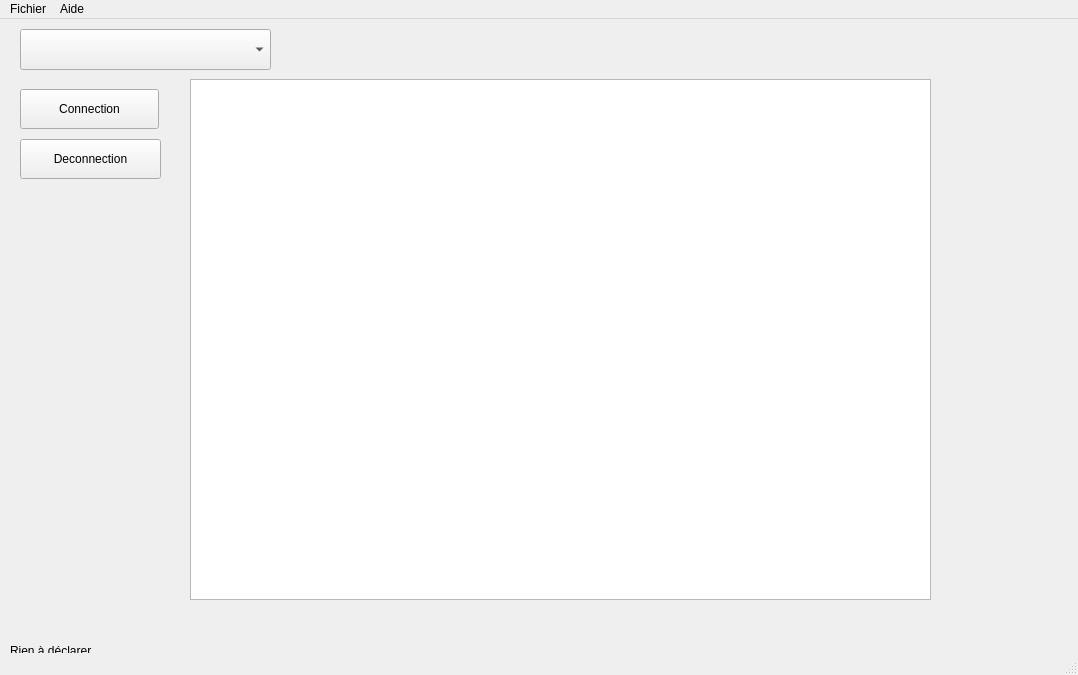
Old version of the form umlo.ui in the repository surfzoid/umlo.
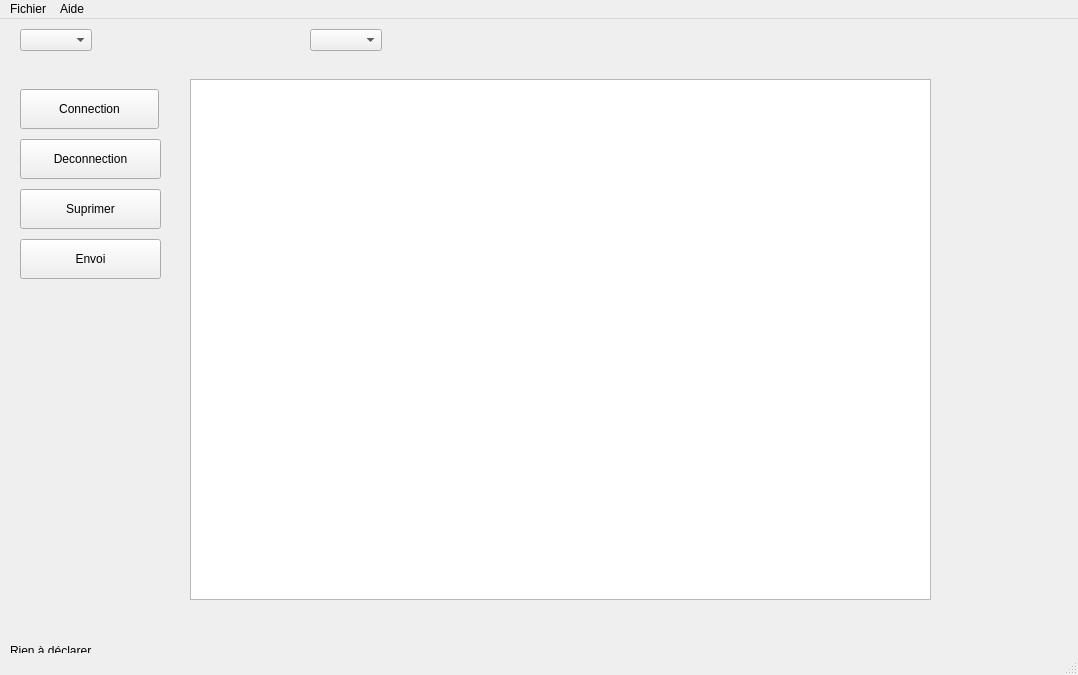
New version of the form.

Patch:
```diff
--- a/umlo.ui
+++ b/umlo.ui
@@ -83,15 +83,57 @@
      <rect>
       <x>20</x>
       <y>10</y>
-      <width>251</width>
-      <height>41</height>
+      <width>166</width>
+      <height>42</height>
      </rect>
     </property>
     <property name="maxVisibleItems">
      <number>50</number>
     </property>
-    <property name="duplicatesEnabled">
-     <bool>true</bool>
+    <property name="sizeAdjustPolicy">
+     <enum>QComboBox::AdjustToContents</enum>
+    </property>
+   </widget>
+   <widget class="QPushButton" name="BtnDel">
+    <property name="geometry">
+     <rect>
+      <x>20</x>
+      <y>170</y>
+      <width>141</width>
+      <height>40</height>
+     </rect>
+    </property>
+    <property name="text">
+     <string>Suprimer</string>
+    </property>
+   </widget>
+   <widget class="QComboBox" name="CmbxRpmVers">
+    <property name="geometry">
+     <rect>
+      <x>310</x>
+      <y>10</y>
+      <width>166</width>
+      <height>42</height>
+     </rect>
+    </property>
+    <property name="maxVisibleItems">
+     <number>50</number>
+    </property>
+    <property name="sizeAdjustPolicy">
+     <enum>QComboBox::AdjustToContents</enum>
+    </property>
+   </widget>
+   <widget class="QPushButton" name="BtnSend">
+    <property name="geometry">
+     <rect>
+      <x>20</x>
+      <y>220</y>
+      <width>141</width>
+      <height>40</height>
+     </rect>
+    </property>
+    <property name="text">
+     <string>Envoi</string>
     </property>
    </widget>
   </widget>
```
Left out of the diff: 6 changed lines with no effect on the pictures.
